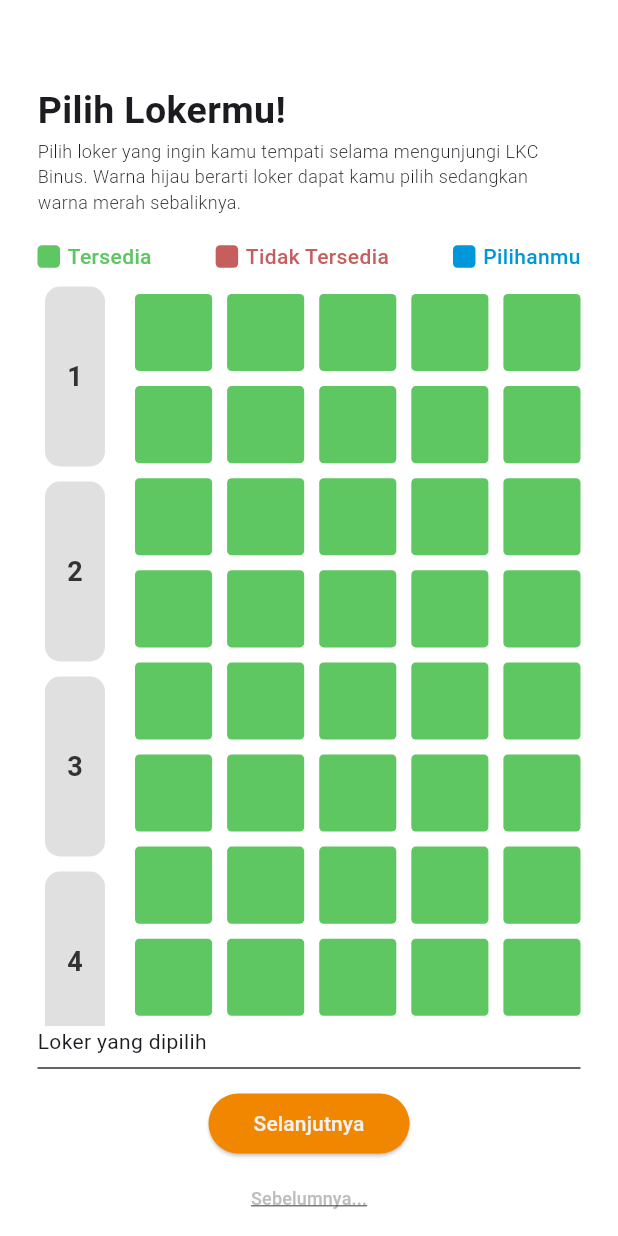
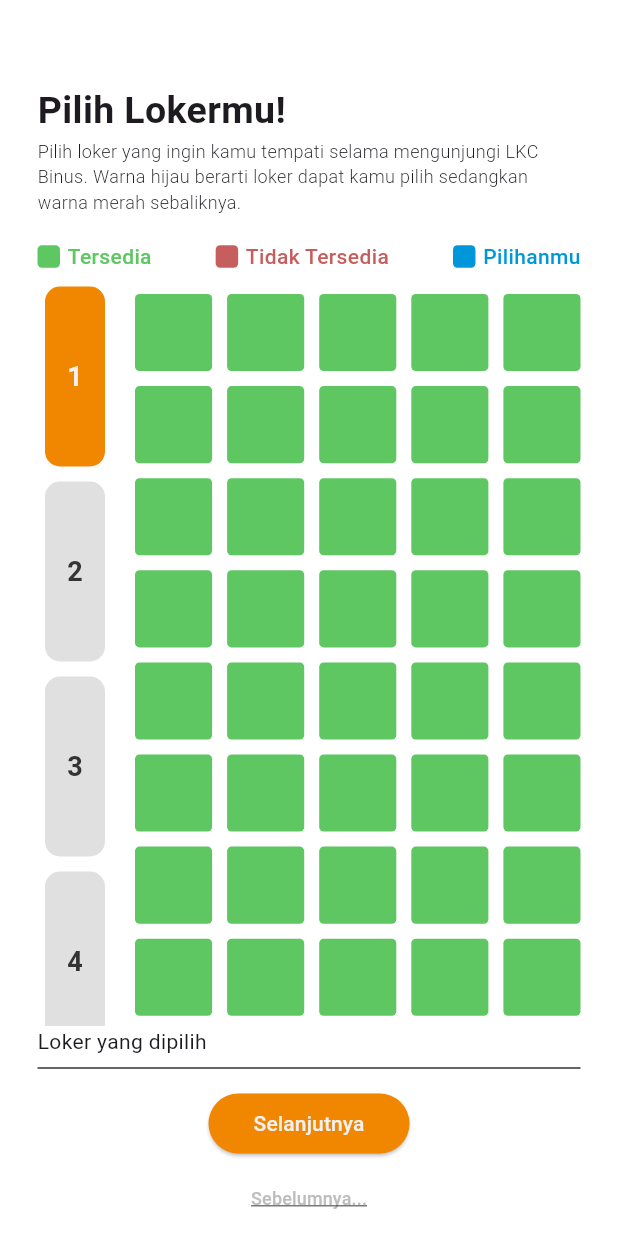
Before and after one commit to gnlehc/Libeery-App, a Flutter app: the screen it shows after launch, on a phone screen of 412 x 824 dp. Run offline on Flutter 3.47's test engine with Material 3 defaults, Android fonts, the light colour scheme and no system bars.

Commit message:
fix: booking_page_three

```diff
--- a/libeery/lib/booking/BookingPage3.dart
+++ b/libeery/lib/booking/booking_page_three.dart
@@ -1,5 +1,4 @@
 import 'package:flutter/material.dart';
-import 'package:flutter/widgets.dart';
 
 void main(){
   runApp(BookingPage3());
@@ -18,6 +17,8 @@ class Loker{
 }
 
 class BookingPage3 extends StatefulWidget {
+  const BookingPage3({super.key});
+
   @override
   BookingPage3State createState() => BookingPage3State();
 }
@@ -27,7 +28,7 @@ class BookingPage3State extends State<BookingPage3> {
     5,
     (index) => List.generate(
       5 * 12,
-      (index) => Loker(dipilih: false, color: Color(0xff5EC762)),
+      (index) => Loker(dipilih: false, color: const Color(0xff5EC762)),
     ),
   );
 
@@ -35,7 +36,7 @@ class BookingPage3State extends State<BookingPage3> {
   bool levelDipilih = false;
   int selectedColumn = -1;
   int selectedRow = -1;
-  int selectedLevel = -1;
+  int selectedLevel = 0;
 
   @override
   Widget build(BuildContext context) {
@@ -47,8 +48,8 @@ class BookingPage3State extends State<BookingPage3> {
         children: [
           Container(
             height: 100,
-            padding: EdgeInsets.symmetric(horizontal: 25),
-            child: Column(
+            padding: const EdgeInsets.symmetric(horizontal: 25),
+            child: const Column(
               crossAxisAlignment: CrossAxisAlignment.start,
               children: [
                 Text(
@@ -71,8 +72,8 @@ class BookingPage3State extends State<BookingPage3> {
 
           Container(
             height: 30,
-            padding: EdgeInsets.symmetric(horizontal: 25),
-            child: Row(
+            padding: const EdgeInsets.symmetric(horizontal: 25),
+            child: const Row(
               mainAxisAlignment: MainAxisAlignment.spaceBetween,
               children: [
                 AvailabilityInfo(
@@ -96,7 +97,7 @@ class BookingPage3State extends State<BookingPage3> {
               padding: const EdgeInsets.symmetric(horizontal: 25),
               child: Row(
                 children: [
-                  Container(
+                  SizedBox(
                     width: 50,
                     child: SingleChildScrollView(
                       scrollDirection: Axis.vertical,
@@ -112,9 +113,9 @@ class BookingPage3State extends State<BookingPage3> {
                             },
                             child: Container(
                               height: 120,
-                              margin: EdgeInsets.all(5),
+                              margin: const EdgeInsets.all(5),
                               decoration: BoxDecoration(
-                                color: selectedLevel == index ? Color(0xffF18700) : Color.fromARGB(255, 224, 224, 224),
+                                color: selectedLevel == index ? const Color(0xffF18700) : const Color.fromARGB(255, 224, 224, 224),
                                 borderRadius: BorderRadius.circular(10),
                               ),
                               child: Center(
@@ -123,7 +124,7 @@ class BookingPage3State extends State<BookingPage3> {
                                   style: TextStyle(
                                     fontSize: 18,
                                     fontWeight: FontWeight.bold,
-                                    color: selectedLevel == index ? Color(0xffF1F1F1) : Color(0xff333333),
+                                    color: selectedLevel == index ? const Color(0xffF1F1F1) : const Color(0xff333333),
                                   ),
                                 ),
                               ),
@@ -138,12 +139,12 @@ class BookingPage3State extends State<BookingPage3> {
                     child: SingleChildScrollView(
                       scrollDirection: Axis.vertical,
                       child: GridView.count(
-                        padding: EdgeInsets.only(top: 10, left: 15),
+                        padding: const EdgeInsets.only(top: 10, left: 15),
                         mainAxisSpacing: 10,
                         crossAxisSpacing: 10,
                         crossAxisCount: 5,
                         shrinkWrap: true,
-                        physics: NeverScrollableScrollPhysics(),
+                        physics: const NeverScrollableScrollPhysics(),
                         children: List.generate(
                           60,
                           (index) {
@@ -154,14 +155,14 @@ class BookingPage3State extends State<BookingPage3> {
                                 setState(() {
                                   for (int i = 0; i < lokerUser.length; i++) {
                                     for (int j = 0; j < lokerUser[i].length; j++) {
-                                      lokerUser[i][j].color = Color(0xff5EC762);
+                                      lokerUser[i][j].color = const Color(0xff5EC762);
                                     }
                                   }
 
-                                  if (lokerUser[row][column].color == Color(0xff5EC762)) {
-                                    lokerUser[row][column].color = Color(0xff0097DA);
+                                  if (lokerUser[row][column].color == const Color(0xff5EC762)) {
+                                    lokerUser[row][column].color = const Color(0xff0097DA);
                                   } else {
-                                    lokerUser[row][column].color = Color(0xff5EC762);
+                                    lokerUser[row][column].color = const Color(0xff5EC762);
                                   }
 
                                   selectedColumn = column+1;
@@ -194,23 +195,23 @@ class BookingPage3State extends State<BookingPage3> {
 
           Container(
             height: 40,
-            padding: EdgeInsets.symmetric(horizontal: 25),
+            padding: const EdgeInsets.symmetric(horizontal: 25),
             child: Column(
               children: [
                 Row(
                   mainAxisAlignment: MainAxisAlignment.spaceBetween,
                   children:[
-                    Text("Loker yang dipilih"),
+                    const Text("Loker yang dipilih"),
                     if (selectedLevel != -1 && selectedRow != -1 && selectedColumn != -1)
                     Text(
                       "${(selectedLevel+1).toString()} - ${selectedRow.toString() + selectedColumn.toString()}",
-                      style: TextStyle(
+                      style: const TextStyle(
                         fontWeight: FontWeight.w700
                       ),
                     ),
                   ]
                 ),
-                Divider(
+                const Divider(
                   thickness: 1.0,
                   color: Color(0xff333333),
                 )
@@ -220,17 +221,17 @@ class BookingPage3State extends State<BookingPage3> {
 
           Container(
             height: 100,
-            padding: EdgeInsets.symmetric(horizontal: 25),
+            padding: const EdgeInsets.symmetric(horizontal: 25),
             child: Column(
               mainAxisAlignment: MainAxisAlignment.spaceAround,
               children: [
                 ElevatedButton(
                   onPressed: (){},
                   style: ElevatedButton.styleFrom(
-                    backgroundColor: Color(0xffF18700),
-                    fixedSize: Size(134, 20),
+                    backgroundColor: const Color(0xffF18700),
+                    fixedSize: const Size(134, 20),
                   ),
-                  child: Text(
+                  child: const Text(
                     "Selanjutnya",
                     style: TextStyle(
                       color: Color(0xffF1F1F1)
@@ -258,7 +259,7 @@ class BookingPage3State extends State<BookingPage3> {
 }
 
 class AvailabilityInfo extends StatelessWidget {
-  AvailabilityInfo({
+  const AvailabilityInfo({
     super.key,
     required this.information,
     required this.colorInfo,
@@ -279,7 +280,7 @@ class AvailabilityInfo extends StatelessWidget {
             borderRadius: BorderRadius.circular(3),
           ),
         ),
-        SizedBox(width: 5),
+        const SizedBox(width: 5),
         Text(
           information,
           style: TextStyle(
--- a/libeery/lib/main.dart
+++ b/libeery/lib/main.dart
@@ -1,5 +1,5 @@
 import 'package:flutter/material.dart';
-import 'package:libeery/booking/BookingPage3.dart';
+import 'package:libeery/booking/booking_page_three.dart';
 
 void main() {
   runApp(const MyApp());
```
Also changed, not shown: libeery/lib/add_new_book_card.dart (added, +28 -0 lines).
